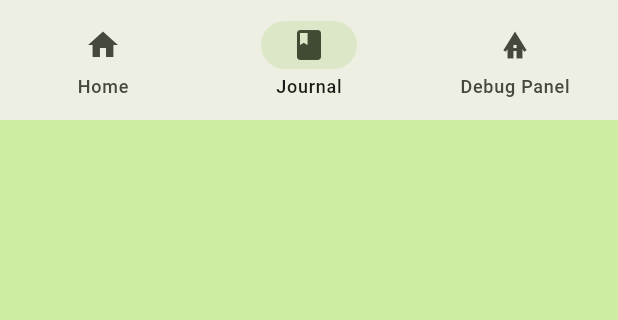
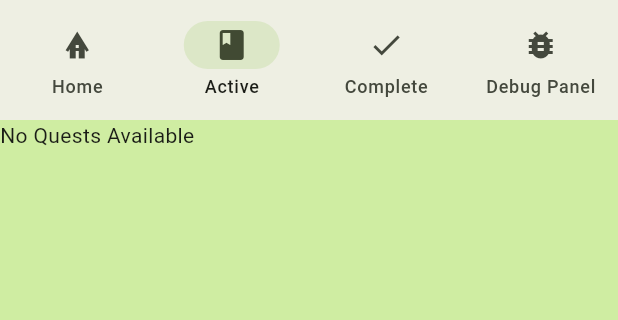
Before and after one commit to mradamgbeck/questlines_flutter, a Flutter app: the screen it shows after launch, item 2 of the bottom bar chosen, on a phone screen of 412 x 824 dp, the part 84-404 px from its top. Run offline on Flutter 3.47's test engine with Material 3 defaults, Android fonts, the phone set to English and light mode, and no system bars; missing offline and left inert: string_extension, word_generator.

Commit message:
added ability to complete stages and quests

```diff
--- a/lib/main.dart
+++ b/lib/main.dart
@@ -1,8 +1,8 @@
 import 'package:flutter/material.dart';
 import 'package:provider/provider.dart';
 import 'package:questlines/pages/debug_panel.dart';
-import 'package:questlines/pages/journal_page.dart';
-import 'package:questlines/pages/main_page.dart';
+import 'package:questlines/pages/quest_list_page.dart';
+import 'package:questlines/pages/home_page.dart';
 import 'package:questlines/state/app_state.dart';
 
 void main() {
@@ -23,32 +23,36 @@ class MyApp extends StatelessWidget {
             colorScheme: ColorScheme.fromSeed(
                 seedColor: const Color.fromARGB(255, 44, 71, 0)),
           ),
-          home: const HomePage(title: 'Questlines'),
+          home: const MainPage(title: 'Questlines'),
         ));
   }
 }
 
-class HomePage extends StatefulWidget {
-  const HomePage({super.key, required this.title});
+class MainPage extends StatefulWidget {
+  const MainPage({super.key, required this.title});
 
   final String title;
 
   @override
-  State<HomePage> createState() => _HomePageState();
+  State<MainPage> createState() => _MainPageState();
 }
 
-class _HomePageState extends State<HomePage> {
+class _MainPageState extends State<MainPage> {
   var selectedPage = 0;
 
   @override
   Widget build(BuildContext context) {
+    var appState = context.watch<MyAppState>();
+
     Widget page;
     switch (selectedPage) {
       case 0:
-        page = const MainPage();
+        page = const HomePage();
       case 1:
-        page = const JournalPage();
+        page = QuestListPage(appState.activeQuests);
       case 2:
+        page = QuestListPage(appState.completedQuests);
+      case 3:
         page = const DebugPanel();
       default:
         throw UnimplementedError('No widget for $selectedPage');
@@ -63,15 +67,19 @@ class _HomePageState extends State<HomePage> {
               child: NavigationBar(
             destinations: const [
               NavigationDestination(
-                icon: Icon(Icons.home),
+                icon: Icon(Icons.bungalow),
                 label: 'Home',
               ),
               NavigationDestination(
                 icon: Icon(Icons.book),
-                label: 'Journal',
+                label: 'Active',
               ),
               NavigationDestination(
-                icon: Icon(Icons.bungalow),
+                icon: Icon(Icons.done),
+                label: 'Complete',
+              ),
+              NavigationDestination(
+                icon: Icon(Icons.bug_report),
                 label: 'Debug Panel',
               ),
             ],
--- a/lib/pages/debug_panel.dart
+++ b/lib/pages/debug_panel.dart
@@ -11,11 +11,11 @@ class DebugPanel extends StatelessWidget {
   Widget build(BuildContext context) {
     var appState = context.watch<MyAppState>();
     addQuest() {
-      appState.quests.add(generateQuest());
+      appState.activeQuests.add(generateQuest());
     }
 
     clearQuests() {
-      appState.quests = [];
+      appState.activeQuests = [];
     }
 
     return ListView(
--- a/lib/pages/journal_page.dart
+++ /dev/null
@@ -1,27 +0,0 @@
-import 'package:flutter/material.dart';
-import 'package:provider/provider.dart';
-import 'package:questlines/state/app_state.dart';
-
-class JournalPage extends StatelessWidget {
-  const JournalPage({super.key});
-
-  @override
-  Widget build(BuildContext context) {
-    var appState = context.watch<MyAppState>();
-    getQuestWidgets() {
-      return appState.quests
-          .map((quest) => Column(
-                children: [
-                  ElevatedButton.icon(
-                      onPressed: () => {appState.selectQuest(quest.id)},
-                      icon: const Text('*'),
-                      label: Text(quest.name)),
-                  for (var stage in quest.stages) Text(stage.name),
-                ],
-              ))
-          .toList();
-    }
-
-    return Center(child: ListView(children: getQuestWidgets()));
-  }
-}
--- /dev/null
+++ b/lib/pages/quest_list_page.dart
@@ -0,0 +1,20 @@
+import 'package:flutter/material.dart';
+import 'package:questlines/types/quest.dart';
+import 'package:questlines/widgets/quest_card.dart';
+
+class QuestListPage extends StatelessWidget {
+  const QuestListPage(this.quests, {super.key});
+  final List<Quest> quests;
+  @override
+  Widget build(BuildContext context) {
+
+    List<Widget> getQuestWidgets(quests) {
+      if (quests.isNotEmpty) {
+        return quests.map<Widget>((quest) => QuestCard(quest, true)).toList();
+      }
+      return [const Text('No Quests Available')];
+    }
+
+    return ListView(children: getQuestWidgets(quests));
+  }
+}
--- a/lib/services/generator.dart
+++ b/lib/services/generator.dart
@@ -1,5 +1,6 @@
 import 'dart:math';
 import 'package:questlines/types/quest.dart';
+import 'package:string_extension/string_extension.dart';
 import 'package:word_generator/word_generator.dart';
 
 var wordGen = WordGenerator();
@@ -14,4 +15,4 @@ generateQuest() {
   return quest;
 }
 
-generateBullshit() => '${wordGen.randomVerb()} the ${wordGen.randomNoun()}';
+generateBullshit() => '${wordGen.randomVerb().capitalize()} the ${wordGen.randomNoun()}';
--- a/lib/types/quest.dart
+++ b/lib/types/quest.dart
@@ -10,6 +10,7 @@ class Quest {
   bool complete = false;
 
   Quest(this.name);
+
   addStage(stageName) {
     stages.add(Stage(stageName));
   }
@@ -18,7 +19,7 @@ class Quest {
     stages.removeWhere((element) => element.id == uuid);
   }
 
-  getSelectedStage(){
+  getSelectedStage() {
     return stages.firstWhere((stage) => stage.selected);
   }
 }
--- a/pubspec.yaml
+++ b/pubspec.yaml
@@ -39,6 +39,7 @@ dependencies:
   uuid: ^4.3.3
   word_generator: ^0.4.3
   collection: ^1.18.0
+  string_extension: ^0.0.1
 
 dev_dependencies:
   flutter_test:
```
Also changed, not shown: lib/pages/home_page.dart (renamed from lib/pages/main_page.dart, +4 -5 lines), lib/state/app_state.dart (+32 -5 lines), lib/widgets/quest_card.dart (added, +63 -0 lines), pubspec.lock.
